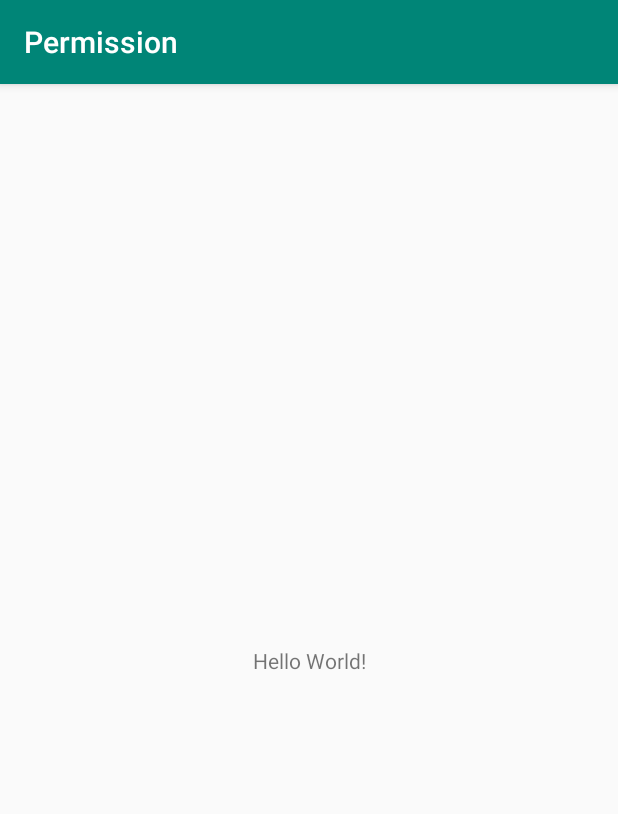
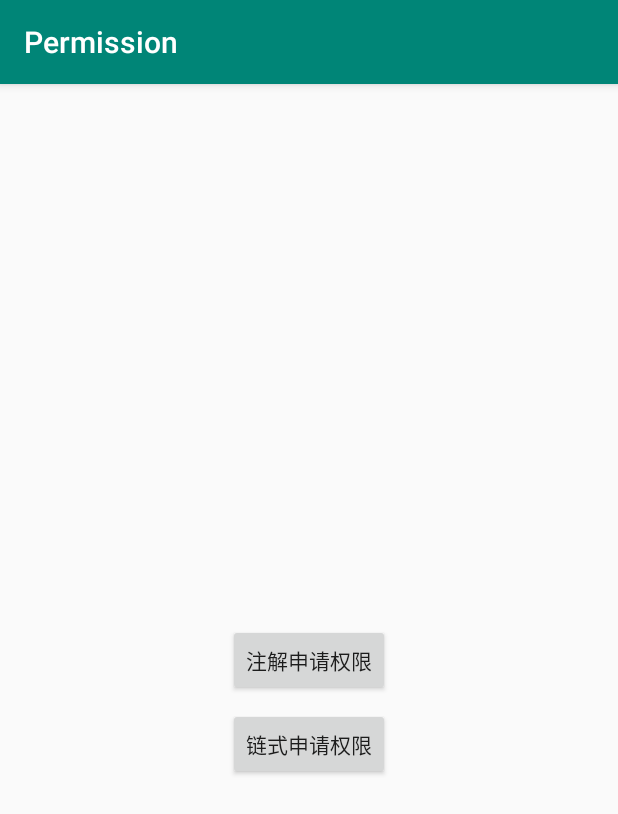
Before and after one commit to jv-lee/permission, an Android app: the screen it shows after launch (MainActivity), on a phone screen of 412 x 824 dp. Shown: the top 814 px of the screen. Run offline under Robolectric (Android 15) with nearby library versions, the phone set to English and light mode, and no system bars.

```diff
--- a/app/src/main/AndroidManifest.xml
+++ b/app/src/main/AndroidManifest.xml
@@ -1,6 +1,9 @@
 <?xml version="1.0" encoding="utf-8"?>
 <manifest xmlns:android="http://schemas.android.com/apk/res/android"
-    package="com.lee.permission">
+    package="com.test.permission">
+
+    <uses-permission android:name="android.permission.WRITE_EXTERNAL_STORAGE" />
+    <uses-permission android:name="android.permission.READ_PHONE_STATE" />
 
     <application
         android:allowBackup="true"
--- a/app/src/main/res/layout/activity_main.xml
+++ b/app/src/main/res/layout/activity_main.xml
@@ -1,18 +1,21 @@
 <?xml version="1.0" encoding="utf-8"?>
-<android.support.constraint.ConstraintLayout xmlns:android="http://schemas.android.com/apk/res/android"
-    xmlns:app="http://schemas.android.com/apk/res-auto"
-    xmlns:tools="http://schemas.android.com/tools"
+<FrameLayout xmlns:android="http://schemas.android.com/apk/res/android"
     android:layout_width="match_parent"
-    android:layout_height="match_parent"
-    tools:context=".MainActivity">
+    android:layout_height="match_parent">
 
-    <TextView
+    <Button
+        android:id="@+id/btn_request"
         android:layout_width="wrap_content"
         android:layout_height="wrap_content"
-        android:text="Hello World!"
-        app:layout_constraintBottom_toBottomOf="parent"
-        app:layout_constraintLeft_toLeftOf="parent"
-        app:layout_constraintRight_toRightOf="parent"
-        app:layout_constraintTop_toTopOf="parent" />
+        android:layout_gravity="center"
+        android:text="注解申请权限" />
 
-</android.support.constraint.ConstraintLayout>
+    <Button
+        android:id="@+id/btn_request2"
+        android:layout_width="wrap_content"
+        android:layout_height="wrap_content"
+        android:layout_gravity="center"
+        android:layout_marginTop="56dp"
+        android:text="链式申请权限"/>
+
+</FrameLayout>
--- a/build.gradle
+++ b/build.gradle
@@ -9,6 +9,7 @@ buildscript {
     dependencies {
         classpath 'com.android.tools.build:gradle:3.4.2'
         classpath 'com.github.dcendents:android-maven-gradle-plugin:2.1'
+        classpath 'com.hujiang.aspectjx:gradle-android-plugin-aspectjx:2.0.6'
         // NOTE: Do not place your application dependencies here; they belong
         // in the individual module build.gradle files
     }
```
Also changed, not shown: app/build.gradle (+3 -5 lines), app/src/main/java/com/lee/permission/MainActivity.java (deleted, +0 -16 lines), app/src/main/java/com/test/permission/MainActivity.java (added, +72 -0 lines).
